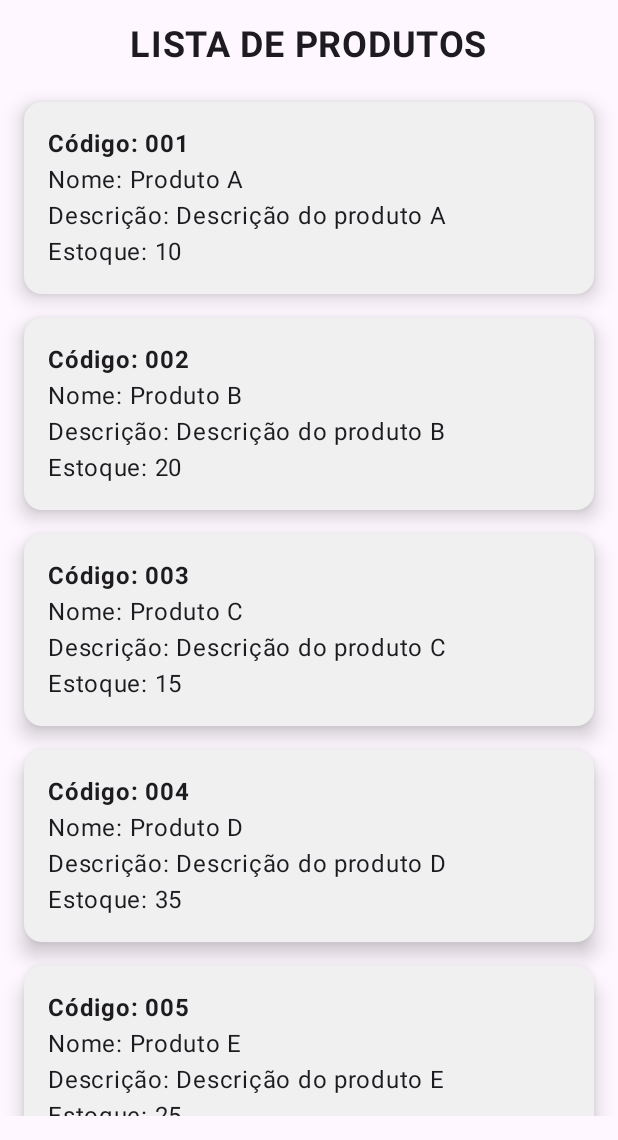
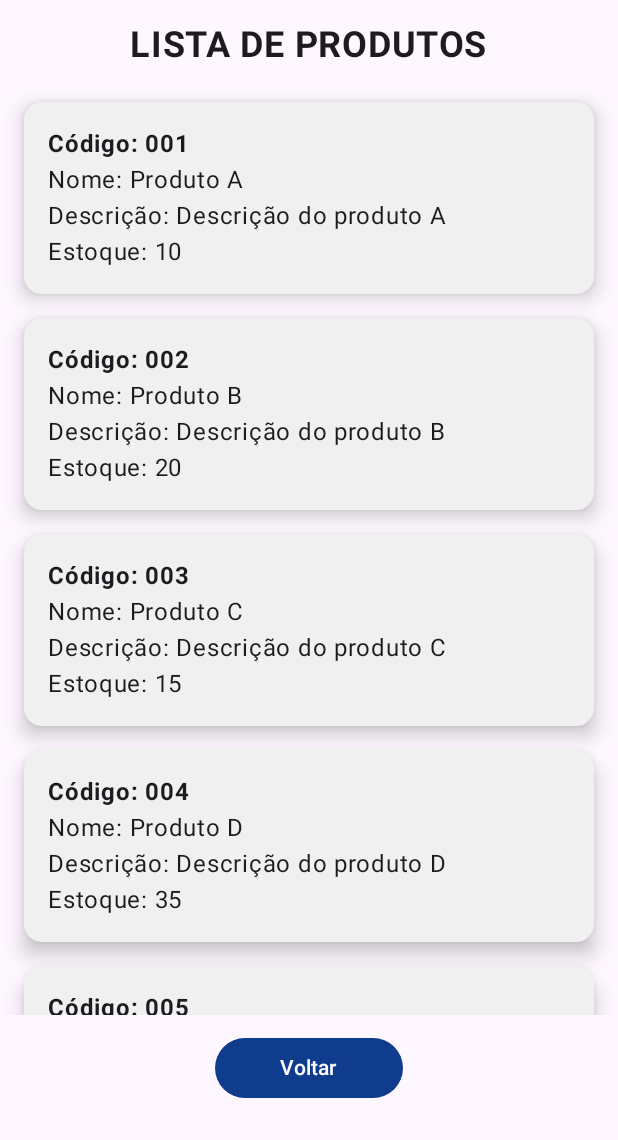
Before and after one commit to willemromao/imdmarket, an Android app built with Jetpack Compose: the ListarProdutosScreen screen opened through its navigation route, on a phone screen of 412 x 824 dp, the part 96-1236 px from its top. Run offline under Robolectric (Android 15) with nearby library versions, the phone set to English and light mode, and no system bars.

Commit message:
feat(layout) bottoms clean and return of product list

```diff
--- a/app/src/main/java/com/example/imdmarket/ui/screens/ListarProdutos.kt
+++ b/app/src/main/java/com/example/imdmarket/ui/screens/ListarProdutos.kt
@@ -12,6 +12,7 @@ import androidx.compose.ui.text.font.FontWeight
 import androidx.compose.ui.unit.dp
 import androidx.compose.ui.unit.sp
 import androidx.navigation.NavController
+import com.example.imdmarket.navigation.Screen
 
 @OptIn(ExperimentalMaterial3Api::class)
 @Composable
@@ -59,15 +60,29 @@ fun ListarProdutosScreen(navController: NavController) {
                 )
 
                 // Lista de Produtos
-                LazyColumn {
+                LazyColumn(
+                    modifier = Modifier
+                        .fillMaxHeight()
+                        .weight(1f)
+                ) {
                     items(produtos) { produto ->
                         ProdutoItem(produto)
                     }
                 }
 
-                Spacer(modifier = Modifier.height(16.dp))
+                // Spacer para empurrar o botão para o final
+                Spacer(modifier = Modifier.weight(0.005f))
 
-
+                // Botão Voltar
+                Button(
+                    onClick = {
+                        navController.navigate(Screen.Menu.route) // Volta para o menu
+                    },
+                    modifier =
+                        Modifier.width(125.dp).padding(vertical = 8.dp)
+                ) {
+                    Text("Voltar")
+                }
             }
         }
     )
```
Also changed, not shown: app/src/main/java/com/example/imdmarket/ui/screens/AlterarProduto.kt (+20 -1 lines), app/src/main/java/com/example/imdmarket/ui/screens/CadastrarProduto.kt (+19 -0 lines), app/src/main/java/com/example/imdmarket/ui/screens/DeletarProduto.kt (+16 -0 lines).
